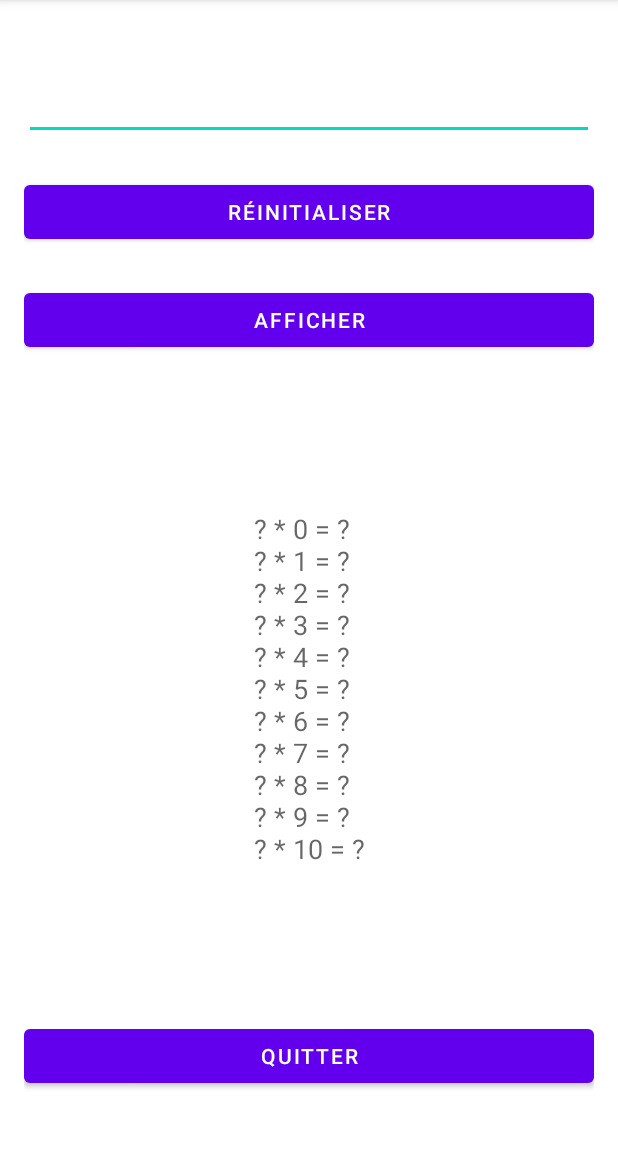
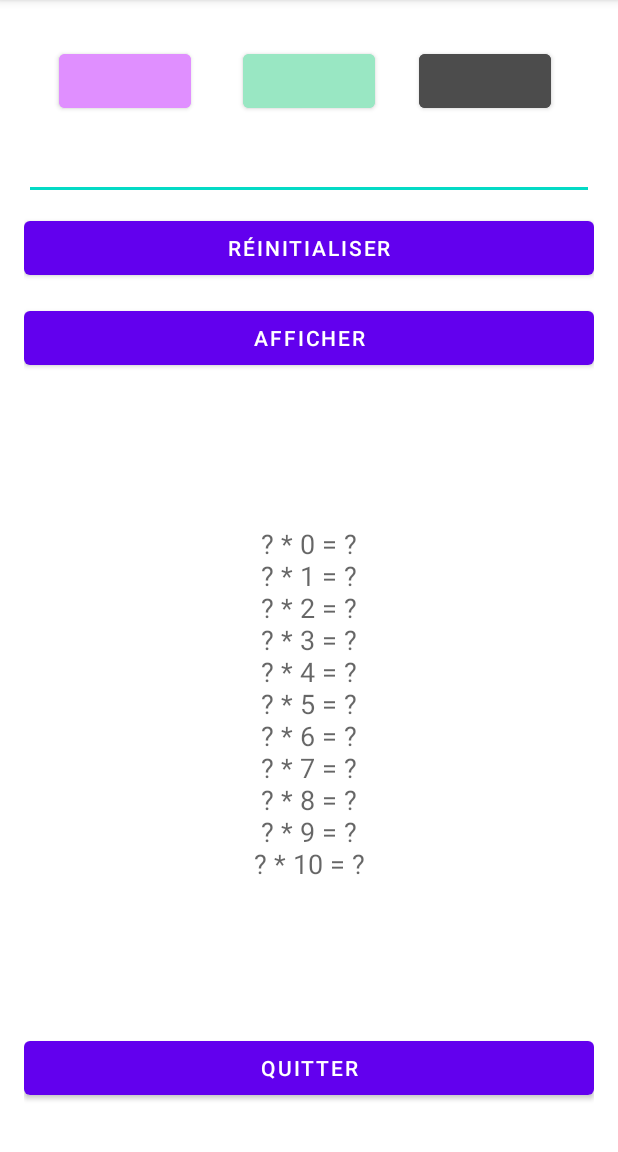
Before and after one commit to Gl0rydayz/Table-de-multiplication, an Android app: the screen it shows after launch (MainActivity), on a phone screen of 412 x 824 dp, the part 84-1236 px from its top. Run offline under Robolectric (Android 15) with nearby library versions, the phone set to English and light mode, and no system bars.

Commit message:
modify: main_activity.xml-> EditText's cursor position changed(center)
modify: main_activity.xml-> TextView's position changed(center)

modify: main_activity.xml-> added 3 buttons to change the background color

modify: colors.xml-> added new colors

```diff
--- a/app/src/main/res/layout/main_activity.xml
+++ b/app/src/main/res/layout/main_activity.xml
@@ -7,44 +7,13 @@
     android:padding="16dp"
     tools:context=".MainActivity">
 
-    <EditText
-        android:id="@+id/et_nomber"
-        android:layout_width="0dp"
-        android:layout_height="wrap_content"
-        android:layout_marginTop="32dp"
-        android:ems="10"
-        android:inputType="number"
-        app:layout_constraintEnd_toEndOf="parent"
-        app:layout_constraintHorizontal_bias="0.497"
-        app:layout_constraintStart_toStartOf="parent"
-        app:layout_constraintTop_toTopOf="parent" />
-
-    <Button
-        android:id="@+id/btn_reinitialiser"
-        android:layout_width="0dp"
-        android:layout_height="wrap_content"
-        android:layout_marginTop="24dp"
-        android:text="@string/btn_reinitialiser"
-        app:layout_constraintEnd_toEndOf="parent"
-        app:layout_constraintStart_toStartOf="parent"
-        app:layout_constraintTop_toBottomOf="@+id/et_nomber" />
-
-    <Button
-        android:id="@+id/btn_afficher"
-        android:layout_width="0dp"
-        android:layout_height="wrap_content"
-        android:layout_marginTop="24dp"
-        android:text="@string/btn_afficher"
-        app:layout_constraintEnd_toEndOf="parent"
-        app:layout_constraintStart_toStartOf="parent"
-        app:layout_constraintTop_toBottomOf="@+id/btn_reinitialiser" />
-
     <TextView
         android:id="@+id/tv_table"
         android:layout_width="wrap_content"
         android:layout_height="wrap_content"
         android:lines="11"
         android:text="\? * 0 = \?\n\? * 1 = \?\n\? * 2 = \?\n\? * 3 = \?\n\? * 4 = \?\n\? * 5 = \?\n\? * 6 = \?\n\? * 7 = \?\n\? * 8 = \?\n\? * 9 = \?\n\? * 10 = \?"
+        android:gravity="center"
         android:textAppearance="@style/TextAppearance.AppCompat.Medium"
         app:layout_constraintBottom_toTopOf="@+id/btn_quitter"
         app:layout_constraintEnd_toEndOf="parent"
@@ -55,10 +24,79 @@
         android:id="@+id/btn_quitter"
         android:layout_width="0dp"
         android:layout_height="wrap_content"
-        android:layout_marginBottom="24dp"
+        android:layout_marginBottom="16dp"
         android:text="@string/btn_quitter"
         app:layout_constraintBottom_toBottomOf="parent"
         app:layout_constraintEnd_toEndOf="parent"
-        app:layout_constraintHorizontal_bias="0.498"
         app:layout_constraintStart_toStartOf="parent" />
+
+    <Button
+        android:id="@+id/btn_afficher"
+        android:layout_width="0dp"
+        android:layout_height="wrap_content"
+        android:layout_marginTop="12dp"
+        android:text="@string/btn_afficher"
+        app:layout_constraintEnd_toEndOf="parent"
+        app:layout_constraintStart_toStartOf="parent"
+        app:layout_constraintTop_toBottomOf="@+id/btn_reinitialiser" />
+
+    <Button
+        android:id="@+id/btn_reinitialiser"
+        android:layout_width="0dp"
+        android:layout_height="wrap_content"
+        android:layout_marginTop="8dp"
+        android:text="@string/btn_reinitialiser"
+        app:layout_constraintEnd_toEndOf="parent"
+        app:layout_constraintStart_toStartOf="parent"
+        app:layout_constraintTop_toBottomOf="@+id/et_nomber" />
+
+    <EditText
+        android:id="@+id/et_nomber"
+        android:layout_width="0dp"
+        android:layout_height="wrap_content"
+        android:layout_marginTop="72dp"
+        android:ems="10"
+        android:gravity="center"
+        android:inputType="number"
+        app:layout_constraintEnd_toEndOf="parent"
+        app:layout_constraintStart_toStartOf="parent"
+        app:layout_constraintTop_toTopOf="parent" />
+
+    <Button
+        android:id="@+id/btn_middle_color"
+        android:layout_width="wrap_content"
+        android:layout_height="wrap_content"
+        android:layout_marginTop="4dp"
+        android:text=""
+        android:backgroundTint="@color/btn_middle_color"
+        app:layout_constraintBottom_toTopOf="@+id/et_nomber"
+        app:layout_constraintEnd_toEndOf="parent"
+        app:layout_constraintStart_toStartOf="parent"
+        app:layout_constraintTop_toTopOf="parent" />
+
+    <Button
+        android:id="@+id/btn_left_color"
+        android:layout_width="wrap_content"
+        android:layout_height="wrap_content"
+        android:layout_marginTop="4dp"
+        android:layout_marginEnd="12dp"
+        android:text=""
+        android:backgroundTint="@color/btn_left_color"
+        app:layout_constraintBottom_toTopOf="@+id/et_nomber"
+        app:layout_constraintEnd_toStartOf="@+id/btn_middle_color"
+        app:layout_constraintStart_toStartOf="parent"
+        app:layout_constraintTop_toTopOf="parent" />
+
+    <Button
+        android:id="@+id/btn_right_color"
+        android:layout_width="wrap_content"
+        android:layout_height="wrap_content"
+        android:layout_marginTop="4dp"
+        android:text=""
+        android:backgroundTint="@color/btn_right_color"
+        app:layout_constraintBottom_toTopOf="@+id/et_nomber"
+        app:layout_constraintEnd_toEndOf="parent"
+        app:layout_constraintStart_toEndOf="@+id/btn_middle_color"
+        app:layout_constraintTop_toTopOf="parent" />
+
 </androidx.constraintlayout.widget.ConstraintLayout>
--- a/app/src/main/res/values/colors.xml
+++ b/app/src/main/res/values/colors.xml
@@ -7,4 +7,7 @@
     <color name="teal_700">#FF018786</color>
     <color name="black">#FF000000</color>
     <color name="white">#FFFFFFFF</color>
+    <color name="btn_left_color">#E08FFF</color>
+    <color name="btn_middle_color">#99E7C3</color>
+    <color name="btn_right_color">#4C4C4C</color>
 </resources>
```
